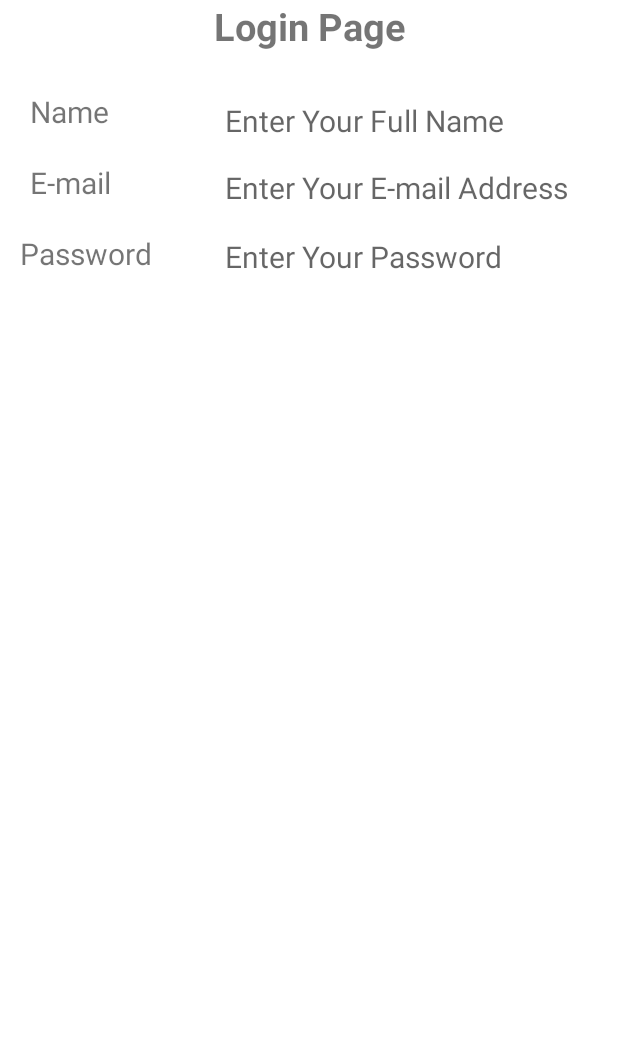
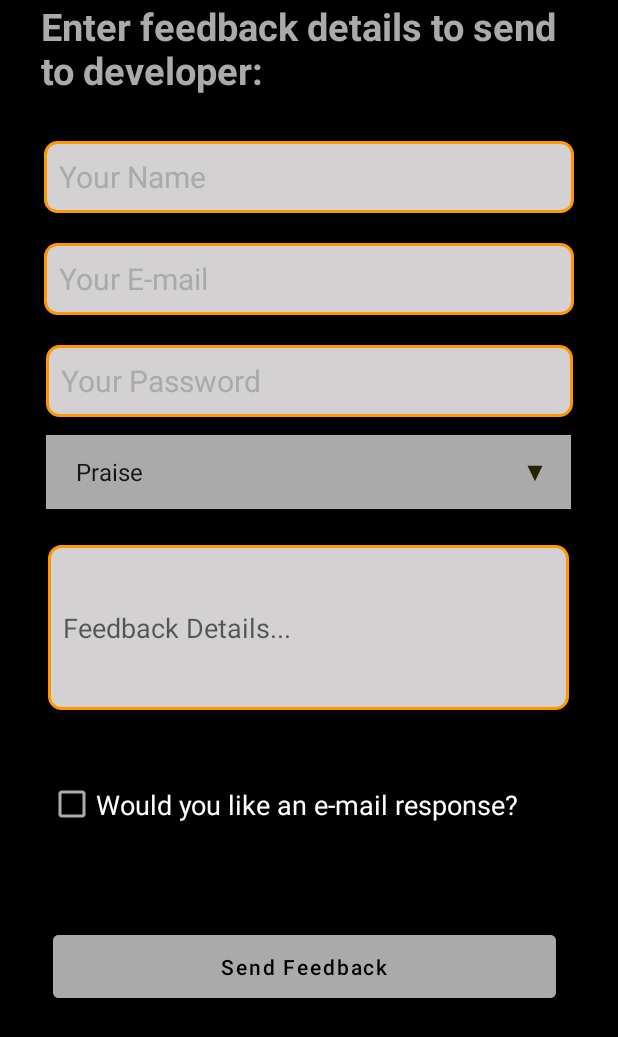
Before and after one commit to Tirth24052002/Android, an Android app: the ConstraintScreenActivity screen opened directly, with no data from a screen before it, on a phone screen of 412 x 824 dp. Shown: the top 1037 px of the screen. Run offline under Robolectric (Android 15) with nearby library versions, the phone set to English and light mode, and no system bars.

Commit message:
Constraint layout exercise screen completed

```diff
--- a/app/src/main/AndroidManifest.xml
+++ b/app/src/main/AndroidManifest.xml
@@ -11,6 +11,9 @@
         android:supportsRtl="true"
         android:theme="@style/Theme.MyApplication"
         tools:targetApi="31">
+        <activity
+            android:name=".layouts.EditProfileActivity"
+            android:exported="false" />
         <activity
             android:name=".layouts.ConstraintScreenActivity"
             android:exported="false" />
--- a/app/src/main/java/com/example/myapplication/layouts/ConstraintScreenActivity.kt
+++ b/app/src/main/java/com/example/myapplication/layouts/ConstraintScreenActivity.kt
@@ -2,11 +2,30 @@ package com.example.myapplication.layouts
 
 import androidx.appcompat.app.AppCompatActivity
 import android.os.Bundle
+import android.widget.ArrayAdapter
+import android.widget.Button
+import android.widget.Spinner
+import android.widget.Toast
 import com.example.myapplication.R
 
 class ConstraintScreenActivity : AppCompatActivity() {
+    lateinit var submitBtn: Button
+    lateinit var feedbackspinner: Spinner
     override fun onCreate(savedInstanceState: Bundle?) {
         super.onCreate(savedInstanceState)
         setContentView(R.layout.activity_constraint_screen)
+        submitBtn = findViewById(R.id.buttonSubmit)
+        submitBtn.setOnClickListener {
+            Toast.makeText(this,"Your details has been submitted", Toast.LENGTH_LONG).show()
+        }
+        feedbackspinner = findViewById(R.id.spinnerfeedback)
+        ArrayAdapter.createFromResource(
+            this,
+            R.array.feedback_array,
+            android.R.layout.simple_dropdown_item_1line
+        ).also { adapter ->
+            adapter.setDropDownViewResource(android.R.layout.simple_spinner_dropdown_item)
+            feedbackspinner.adapter = adapter
+        }
     }
 }
--- /dev/null
+++ b/app/src/main/res/drawable/baseline_arrow_back_ios_new_24.xml
@@ -0,0 +1,5 @@
+<vector android:height="24dp" android:tint="#FFFFFF"
+    android:viewportHeight="24" android:viewportWidth="24"
+    android:width="24dp" xmlns:android="http://schemas.android.com/apk/res/android">
+    <path android:fillColor="@android:color/white" android:pathData="M17.77,3.77l-1.77,-1.77l-10,10l10,10l1.77,-1.77l-8.23,-8.23z"/>
+</vector>
--- /dev/null
+++ b/app/src/main/res/drawable/baseline_arrow_drop_down_24.xml
@@ -0,0 +1,5 @@
+<vector android:height="24dp" android:tint="#282205"
+    android:viewportHeight="24" android:viewportWidth="24"
+    android:width="24dp" xmlns:android="http://schemas.android.com/apk/res/android">
+    <path android:fillColor="@android:color/white" android:pathData="M7,10l5,5 5,-5z"/>
+</vector>
--- /dev/null
+++ b/app/src/main/res/drawable/spinnerbg.xml
@@ -0,0 +1,16 @@
+<?xml version="1.0" encoding="utf-8"?>
+<selector xmlns:android="http://schemas.android.com/apk/res/android">
+    <item>
+        <layer-list>
+            <item>
+            <shape android:shape="rectangle">
+                <solid android:color="@android:color/darker_gray"/>
+                <padding android:right="12sp"
+                    android:left="12sp"/>
+            </shape>
+            </item>
+            <item android:drawable="@drawable/baseline_arrow_drop_down_24"
+                android:gravity="end"/>
+        </layer-list>
+    </item>
+</selector>
--- /dev/null
+++ b/app/src/main/res/drawable/textviewshape.xml
@@ -0,0 +1,13 @@
+<?xml version="1.0" encoding="utf-8"?>
+<shape xmlns:android="http://schemas.android.com/apk/res/android"
+    android:shape="rectangle">
+    <solid android:color="#D3D1D1"/>
+    <stroke
+        android:width="2dp"
+        android:color="#FF9800"
+
+        />
+    <corners android:radius="8sp"
+    />
+
+</shape>
--- a/app/src/main/res/layout/activity_constraint_screen.xml
+++ b/app/src/main/res/layout/activity_constraint_screen.xml
@@ -4,98 +4,131 @@
     xmlns:tools="http://schemas.android.com/tools"
     android:layout_width="match_parent"
     android:layout_height="match_parent"
+    android:background="@color/black"
     tools:context=".layouts.ConstraintScreenActivity">
 
     <TextView
         android:id="@+id/title"
-        android:layout_width="match_parent"
-        android:layout_height="wrap_content"
-        android:gravity="center"
-        android:text="Login Page"
-        android:textSize="25dp"
+        android:layout_width="358dp"
+        android:layout_height="66dp"
+        android:text="@string/enter_feedback_details_to_send_to_developer"
+        android:textColor="@android:color/darker_gray"
+        android:textSize="25sp"
         android:textStyle="bold"
         app:layout_constraintEnd_toEndOf="parent"
         app:layout_constraintStart_toStartOf="parent"
         app:layout_constraintTop_toTopOf="parent" />
 
-    <TextView
-        android:id="@+id/name"
-        android:layout_width="wrap_content"
-        android:layout_height="wrap_content"
-        android:layout_marginStart="20dp"
+
+    <EditText
+        android:id="@+id/personName"
+        android:layout_width="353dp"
+        android:layout_height="48dp"
+        android:layout_marginTop="28dp"
+        android:paddingStart="10sp"
+        android:textColorHint="@android:color/darker_gray"
+        android:autofillHints="username"
+        android:background="@drawable/textviewshape"
+        android:hint="@string/enter_your_full_name"
+        android:inputType="text"
+        android:textSize="20sp"
+        app:layout_constraintEnd_toEndOf="parent"
+        app:layout_constraintStart_toStartOf="parent"
+        app:layout_constraintTop_toBottomOf="@id/title" />
+
+    <EditText
+        android:id="@+id/personEmail"
+        android:layout_width="353dp"
+        android:layout_height="48dp"
         android:layout_marginTop="20dp"
-        android:text="Name"
-        app:layout_constraintBottom_toBottomOf="@id/personName"
-        android:textSize="20dp"
-        app:layout_constraintStart_toStartOf="parent"
-        app:layout_constraintTop_toBottomOf="@+id/title" />
+        android:paddingStart="10sp"
+        android:textColorHint="@android:color/darker_gray"
+        android:autofillHints="emailAddress"
+        android:background="@drawable/textviewshape"
+        android:hint="@string/your_e_mail_address"
+        android:inputType="textEmailAddress"
+        android:textSize="20sp"
+        app:layout_constraintEnd_toEndOf="@+id/personName"
+        app:layout_constraintStart_toStartOf="@+id/personName"
+        app:layout_constraintTop_toBottomOf="@id/personName" />
 
 
     <EditText
-        android:id="@+id/personName"
-        android:layout_width="wrap_content"
-        android:layout_height="wrap_content"
-        android:layout_marginTop="32dp"
-        android:background="@color/white"
-        android:hint="Enter Your Full Name"
+        android:id="@+id/editText"
+        android:layout_width="351dp"
+        android:layout_height="48dp"
+        android:layout_marginTop="20dp"
+        android:autofillHints="password"
+        android:textColorHint="@android:color/darker_gray"
+        android:background="@drawable/textviewshape"
+        android:hint="@string/your_password"
+        android:paddingStart="10sp"
+        android:inputType="textPassword"
         android:textSize="20sp"
-        app:layout_constraintEnd_toEndOf="parent"
-        app:layout_constraintHorizontal_bias="0.503"
-        app:layout_constraintRight_toRightOf="@+id/name"
-        app:layout_constraintStart_toEndOf="@+id/name"
-        app:layout_constraintTop_toBottomOf="@id/title" />
+        app:layout_constraintEnd_toEndOf="@+id/personEmail"
+        app:layout_constraintStart_toStartOf="@+id/personEmail"
+        app:layout_constraintTop_toBottomOf="@id/personEmail" />
 
-    <TextView
-        android:id="@+id/email"
-        android:layout_width="wrap_content"
-        android:layout_height="wrap_content"
-        android:layout_marginStart="20dp"
-        android:layout_marginTop="20dp"
-        android:text="E-mail"
-        android:textSize="20dp"
-        app:layout_constraintStart_toStartOf="parent"
-        app:layout_constraintTop_toBottomOf="@+id/name" />
+
+    <Spinner
+        android:id="@+id/spinnerfeedback"
+        android:layout_width="350dp"
+        android:layout_height="49dp"
+        android:layout_marginTop="12dp"
+        android:spinnerMode="dropdown"
+        android:background="@drawable/spinnerbg"
+        android:popupBackground="@drawable/textviewshape"
+        app:layout_constraintEnd_toEndOf="@+id/editText"
+        app:layout_constraintHorizontal_bias="0.0"
+        app:layout_constraintStart_toStartOf="@+id/editText"
+        app:layout_constraintTop_toBottomOf="@+id/editText" />
 
     <EditText
-        android:id="@+id/personEmail"
-        android:layout_width="wrap_content"
-        android:layout_height="wrap_content"
-        android:layout_marginTop="20dp"
-        android:hint="Enter Your E-mail Address"
-        android:textSize="20dp"
-        android:background="@color/white"
-        app:layout_constraintRight_toRightOf="@+id/email"
-        app:layout_constraintStart_toStartOf="@+id/personName"
-        app:layout_constraintTop_toBottomOf="@id/personName"
-        app:layout_constraintBottom_toBottomOf="@id/email"
-        />
+        android:id="@+id/feedbacket"
+        android:layout_width="347dp"
+        android:layout_height="110dp"
+        android:layout_marginTop="24dp"
+        android:autofillHints="name"
+        android:background="@drawable/textviewshape"
+        android:hint="@string/feedback_details"
+        android:inputType="text"
+        android:lines="5"
+        android:minHeight="48dp"
+        android:paddingStart="10sp"
+        app:layout_constraintEnd_toEndOf="@+id/spinnerfeedback"
+        app:layout_constraintStart_toStartOf="@+id/spinnerfeedback"
+        app:layout_constraintTop_toBottomOf="@id/spinnerfeedback" />
 
+    <CheckBox
+        android:id="@+id/checkBox"
+        android:layout_width="342dp"
+        android:layout_height="62dp"
+        android:layout_marginTop="32dp"
+        android:buttonTint="@android:color/darker_gray"
+        android:minHeight="48dp"
+        android:text="@string/would_you_like_an_e_mail_response"
+        android:textColor="@color/white"
+        android:textSize="18sp"
+        app:layout_constraintEnd_toEndOf="@+id/feedbacket"
+        app:layout_constraintHorizontal_bias="0.0"
+        app:layout_constraintStart_toStartOf="@+id/feedbacket"
+        app:layout_constraintTop_toBottomOf="@id/feedbacket"
+        tools:ignore="TextSizeCheck,VisualLintButtonSize" />
 
-    <TextView
-        android:id="@+id/password"
-        android:layout_width="wrap_content"
-        android:layout_height="wrap_content"
-        android:layout_marginStart="20dp"
-        android:layout_marginTop="20dp"
-        android:text="Password"
-        android:textSize="20dp"
-        app:layout_constraintStart_toStartOf="@id/email"
-        app:layout_constraintTop_toBottomOf="@+id/email"
-        app:layout_constraintEnd_toEndOf="@id/email"
-        />
-
-    <EditText
-        android:layout_width="wrap_content"
-        android:layout_height="wrap_content"
-        android:layout_marginTop="20dp"
-        android:background="@color/white"
-        android:hint="Enter Your Password"
-        android:textSize="20dp"
-        app:layout_constraintBottom_toBottomOf="@id/password"
-        app:layout_constraintRight_toRightOf="@+id/password"
-        app:layout_constraintStart_toStartOf="@+id/personEmail"
-        app:layout_constraintTop_toBottomOf="@id/personEmail"
-        />
-
+    <Button
+        android:id="@+id/buttonSubmit"
+        android:layout_width="335dp"
+        android:layout_height="54dp"
+        android:layout_marginTop="50dp"
+        android:backgroundTint="@android:color/darker_gray"
+        android:text="@string/send_feedback"
+        android:textAllCaps="false"
+        android:textColor="@color/black"
+        app:layout_constraintBottom_toBottomOf="parent"
+        app:layout_constraintEnd_toEndOf="@+id/checkBox"
+        app:layout_constraintStart_toStartOf="@+id/checkBox"
+        app:layout_constraintTop_toBottomOf="@+id/checkBox"
+        app:layout_constraintVertical_bias="0.0"
+        tools:ignore="VisualLintButtonSize" />
 
 </androidx.constraintlayout.widget.ConstraintLayout>
--- a/app/src/main/res/layout/activity_linear_layout.xml
+++ b/app/src/main/res/layout/activity_linear_layout.xml
@@ -71,14 +71,16 @@
         android:layout_marginStart="20dp"
         android:layout_marginEnd="20dp"
         />
+
     <Spinner
         android:id="@+id/country_spinner"
         android:layout_width="match_parent"
         android:layout_height="wrap_content"
         android:layout_marginStart="20dp"
+        android:layout_marginTop="20dp"
         android:layout_marginEnd="20dp"
-        android:layout_marginTop="20dp"
-        android:tooltipText="Select the Country"/>
+        android:tooltipText="Select the Country" />
+
     <TextView
         android:layout_width="match_parent"
         android:layout_height="wrap_content"
--- a/app/src/main/res/values/strings.xml
+++ b/app/src/main/res/values/strings.xml
@@ -9,6 +9,15 @@
         <item>Quatar</item>
         <item>Russia</item>
         <item>Turky</item>
+    </string-array>
+    <string-array name="feedback_array">
+        <item>Praise</item>
+        <item>Bugs</item>
+        <item>Review</item>
+        <item>Satisfactory</item>
+        <item>Neutral</item>
+        <item>Not-Satisfactory</item>
+        <item>Suggestion</item>
     </string-array>
     <string name="title_activity_coordinator_layout">Google</string>
     <string name="large_text" formatted="true">
@@ -42,4 +51,11 @@ Google and YouTube are the two most visited websites worldwide followed by Faceb
         On the list of most valuable brands, Google is ranked second by Forbes[18] and fourth by Interbrand.[19] It has received significant criticism involving issues such as privacy concerns, tax avoidance, censorship, search neutrality, antitrust and abuse of its monopoly position."
     </string>
     <string name="action_settings">Settings</string>
+    <string name="enter_feedback_details_to_send_to_developer">Enter feedback details to send to developer:</string>
+    <string name="enter_your_full_name">Your Name</string>
+    <string name="your_e_mail_address">Your E-mail</string>
+    <string name="your_password">Your Password</string>
+    <string name="feedback_details">Feedback Details...</string>
+    <string name="would_you_like_an_e_mail_response">Would you like an e-mail response?</string>
+    <string name="send_feedback">Send Feedback</string>
 </resources>
```
Also changed, not shown: app/src/main/java/com/example/myapplication/MainActivity.kt (+7 -0 lines), app/src/main/java/com/example/myapplication/layouts/EditProfileActivity.kt (added, +12 -0 lines), app/src/main/res/drawable/editimagebtn.xml (added, +12 -0 lines), app/src/main/res/drawable/textviewblackborder.xml (added, +9 -0 lines), app/src/main/res/layout/activity_edit_profile.xml (added, +319 -0 lines), app/src/main/res/layout/activity_main.xml (+19 -2 lines), app/src/main/res/layout/customtoolbar.xml (added, +11 -0 lines), app/src/main/res/drawable/group.png (added), app/src/main/res/drawable/images1.jpeg (added), app/src/main/res/drawable/images2.jpeg (added), app/src/main/res/drawable/oval.png (added).
